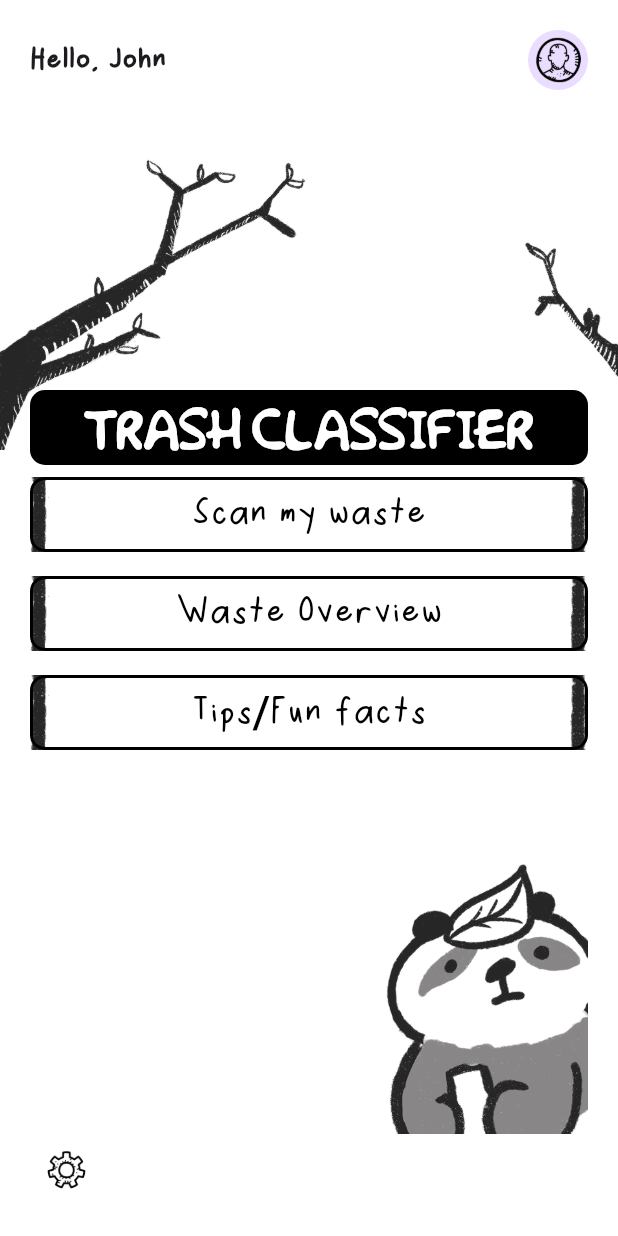
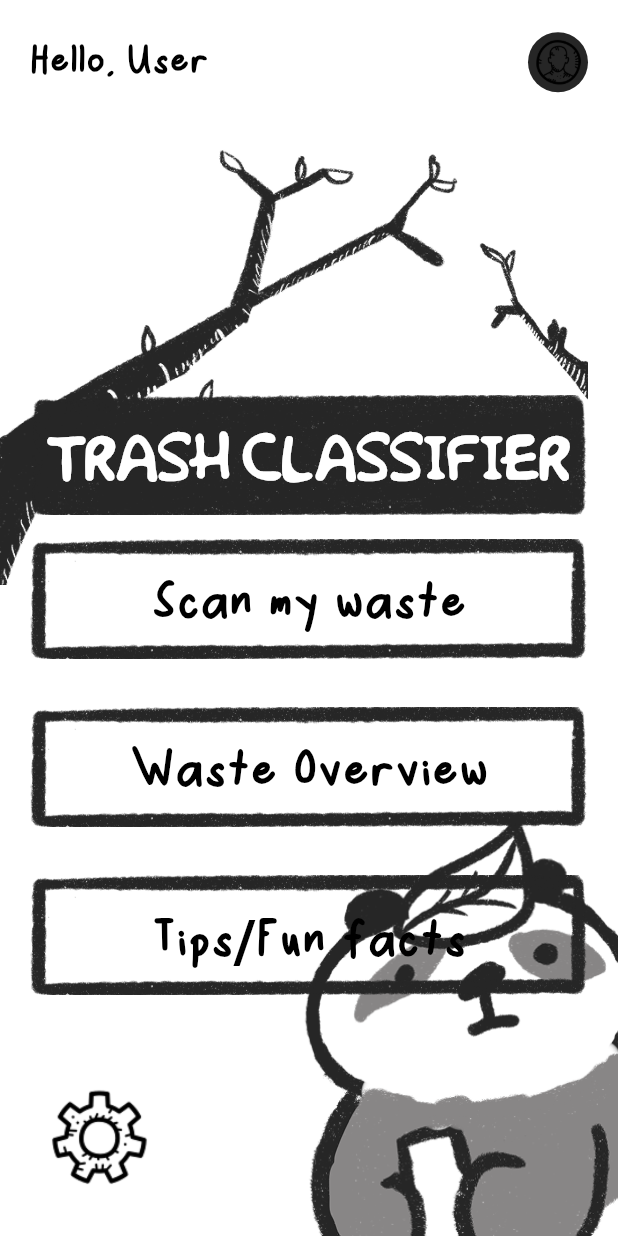
Before and after one commit to clarissachng/trash_classifier, a Flutter app: the screen it shows after launch, on a phone screen of 412 x 824 dp. Run offline on Flutter 3.47's test engine with Material 3 defaults, Android fonts, the light colour scheme and no system bars; our stand-ins replace camera, fl_chart.

Commit message:
modified settings

```diff
--- a/lib/main.dart
+++ b/lib/main.dart
@@ -1,6 +1,7 @@
 import 'package:flutter/material.dart';
 import 'screens/scan_page.dart';
 import 'overview_page.dart';
+import 'widget/settings_page.dart';
 
 void main() {
   runApp(const MyApp());
@@ -15,7 +16,15 @@
       debugShowCheckedModeBanner: false,
       theme: ThemeData(
         fontFamily: 'RinsHandwriting',
+        colorScheme: ColorScheme.light(
+          primary: Color(0xFF262626), // Black
+          onPrimary: Colors.white,
+          // background: Color(0xFFFEFFFB), // White
+          // onBackground: Color(0xFF262626), // Black text on white background
       ),
+        scaffoldBackgroundColor: Color(0xFFFEFFFB)
+      ),
+
       initialRoute: '/',
       routes: {
         '/': (context) => const MainPage(),
@@ -38,23 +47,44 @@
           // Big Tree (Left)
           Positioned(
             left: 0,
-            top: 100,
+            top: 90,
             child: Image.asset(
               'assets/background/big_tree.png',
-              height: 200,
+              height: 300,
               fit: BoxFit.contain,
             ),
           ),
           // Small Tree (Right)
           Positioned(
-            right: 0,
-            top: 100,
+            right: 20,
+            top: 90,
             child: Image.asset(
               'assets/background/small_tree.png',
-              height: 300,
+              height: 350,
               fit: BoxFit.contain,
             ),
           ),
+
+          Positioned(
+            right: 0,
+            bottom: 0,
+            child: Image.asset(
+              'assets/character/panda.png',
+              height: 280,
+              fit: BoxFit.contain,
+            ),
+          ),
+
+           // Settings icon replaced with specific image
+          Positioned(
+            left: 20,
+            bottom:20,
+            child: IconButton(
+              icon: Image.asset('assets/icon/settings-icon.png', height: 75),
+              onPressed: () => _navigateToSettings(context),
+            ),
+          ),
+
           SafeArea(
             child: Padding(
               padding: const EdgeInsets.all(20.0),
@@ -66,9 +96,9 @@
                     mainAxisAlignment: MainAxisAlignment.spaceBetween,
                     children: [
                       const Text(
-                        "Hello, John",
+                        "Hello, User",
                         style: TextStyle(
-                          fontSize: 24,
+                          fontSize: 30,
                           fontWeight: FontWeight.bold,
                         ),
                       ),
@@ -83,10 +113,12 @@
                   // Trash Classifier Text
                   Container(
                     width: double.infinity,
-                    height: 50,
+                    height: 80,
                     decoration: BoxDecoration(
-                      color: Colors.black,
-                      borderRadius: BorderRadius.circular(10),
+                      image: const DecorationImage(
+                        image: AssetImage('assets/widgets/black-btn.png'),
+                        fit: BoxFit.cover,
+                      ),
                     ),
                     child: const SizedBox(
                       child: Center(
@@ -94,7 +126,7 @@
                         "TRASH CLASSIFIER",
                         style: TextStyle(
                           fontFamily: 'Simpsonfont',
-                          fontSize: 30,
+                          fontSize: 35,
                           fontWeight: FontWeight.bold,
                           color: Colors.white,
                         ),
@@ -106,26 +138,7 @@
                   _buildButton("Waste Overview", context, '/overview_page'),
                   _buildButton("Tips/Fun facts", context),
 
-                  const Spacer(),
 
-                  // Panda illustration moved to the right
-                  Align(
-                    alignment: Alignment.bottomRight,
-                    child: Image.asset(
-                      'assets/character/panda.png',
-                      height: 180,
-                      fit: BoxFit.contain,
-                    ),
-                  ),
-
-                  // Settings icon replaced with specific image
-                  Align(
-                    alignment: Alignment.bottomLeft,
-                    child: IconButton(
-                      icon: Image.asset('assets/icon/settings-icon.png', height: 30),
-                      onPressed: () {},
-                    ),
-                  ),
                 ],
               ),
             ),
@@ -136,40 +149,44 @@
   }
 }
 
+  void _navigateToSettings(BuildContext context) {
+    Navigator.push(
+      context,
+      MaterialPageRoute(builder: (context) => SettingsPage()),
+    );
+  }
+
 Widget _buildButton(String text, BuildContext context, [String? route]) {
   return Padding(
-    padding: const EdgeInsets.symmetric(vertical: 8.0),
+    padding: const EdgeInsets.symmetric(vertical: 16.0), // Increased vertical padding
     child: SizedBox(
       width: double.infinity,
-      height: 50,
+      height: 80, // Increased height for larger buttons
+      child: InkWell(
+        onTap: () {
+          if (route != null && route.isNotEmpty) {
+            Navigator.pushNamed(context, route);
+          }
+        },
         child: Stack(
           children: [
+            // Use your image as the button background
             Positioned.fill(
               child: Image.asset(
                 'assets/widgets/outlined-btn.png', // Ensure this file exists
                 fit: BoxFit.cover,
               ),
             ),
-          Positioned.fill(
-            child: ElevatedButton(
-              style: ElevatedButton.styleFrom(
-                backgroundColor: Colors.transparent,
-                shadowColor: Colors.transparent,
-                shape: RoundedRectangleBorder(
-                  borderRadius: BorderRadius.circular(10),
-                  side: const BorderSide(color: Colors.black, width: 2),
-                ),
-              ),
-              onPressed: () {
-                if (route != null && route.isNotEmpty) {
-                  Navigator.pushNamed(context, route);
-                }
-              },
+            // Center the text with increased padding
+            Center(
+              child: Padding(
+                padding: const EdgeInsets.symmetric(vertical: 16.0, horizontal: 24.0), // Increased padding
                 child: Text(
                   text,
                   style: const TextStyle(
                     color: Colors.black,
-                  fontSize: 30,
+                    fontSize: 40,
+                    fontWeight: FontWeight.bold, // Optional: Add bold text
                   ),
                 ),
               ),
@@ -177,5 +194,6 @@
           ],
         ),
       ),
+    ),
   );
 }
```
Also changed, not shown: lib/widget/drawer_menu.dart (added, +147 -0 lines), lib/widget/settings_page.dart (added, +225 -0 lines), 9 other files. Lines whose indentation alone changed are shown as unchanged.
